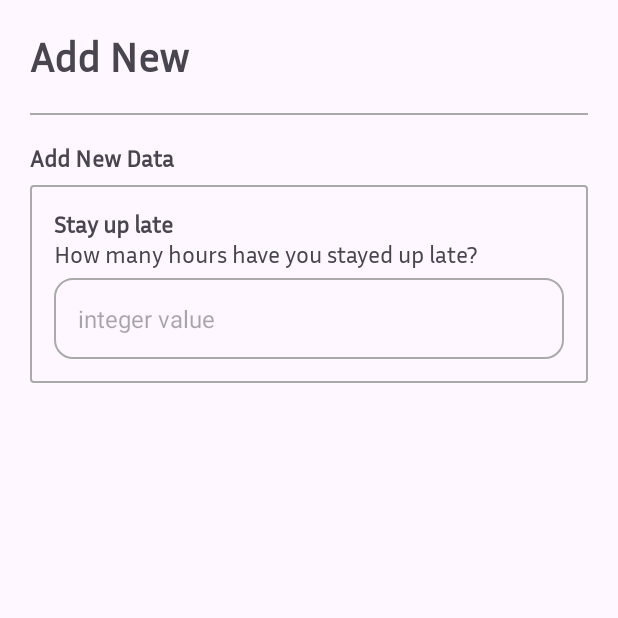
After one commit to Compfest-AIdea/mobile-application, an Android app: the AddActivity screen opened directly, with no data from a screen before it, on a phone screen of 412 x 824 dp, the top half of it. The commit adds this screen. Run offline under Robolectric (Android 15) with nearby library versions, the phone set to English and light mode, and no system bars.

Commit message:
add add activity and its fragment

```diff
--- a/app/src/main/AndroidManifest.xml
+++ b/app/src/main/AndroidManifest.xml
@@ -12,6 +12,9 @@
         android:supportsRtl="true"
         android:theme="@style/Theme.AIApplication"
         tools:targetApi="31">
+        <activity
+            android:name=".ui.activity.AddActivity"
+            android:exported="false" />
         <activity
             android:name=".ui.activity.MainActivity"
             android:exported="false" />
--- /dev/null
+++ b/app/src/main/java/com/compfest/aiapplication/ui/activity/AddActivity.kt
@@ -0,0 +1,25 @@
+package com.compfest.aiapplication.ui.activity
+
+import androidx.appcompat.app.AppCompatActivity
+import android.os.Bundle
+import android.view.View
+import androidx.core.view.marginStart
+import com.compfest.aiapplication.R
+import com.compfest.aiapplication.databinding.ActivityAddBinding
+import com.compfest.aiapplication.ui.fragment.AddFragmentOne
+import com.compfest.aiapplication.ui.fragment.HomeFragment
+
+class AddActivity : AppCompatActivity() {
+    private lateinit var binding: ActivityAddBinding
+    override fun onCreate(savedInstanceState: Bundle?) {
+        super.onCreate(savedInstanceState)
+        binding = ActivityAddBinding.inflate(layoutInflater)
+        setContentView(binding.root)
+
+        binding.toolbar1.ivLogo.visibility = View.GONE
+        binding.toolbar1.tvAppName.text = "Add New"
+        supportFragmentManager.beginTransaction()
+            .add(binding.fragmentContainer.id, AddFragmentOne())
+            .commit()
+    }
+}
--- a/app/src/main/java/com/compfest/aiapplication/ui/activity/MainActivity.kt
+++ b/app/src/main/java/com/compfest/aiapplication/ui/activity/MainActivity.kt
@@ -1,5 +1,6 @@
 package com.compfest.aiapplication.ui.activity
 
+import android.content.Intent
 import android.os.Build
 import android.os.Bundle
 import android.view.MenuItem
@@ -31,6 +32,9 @@ class MainActivity : AppCompatActivity(), NavigationBarView.OnItemSelectedListen
 
         binding.bottomNavView.menu.getItem(1).isEnabled = false
         binding.bottomNavView.setOnItemSelectedListener(this)
+        binding.fabAddNew.setOnClickListener {
+            startActivity(Intent(this, AddActivity::class.java))
+        }
 
         supportFragmentManager.beginTransaction()
             .add(binding.fragmentContainer.id, HomeFragment())
--- /dev/null
+++ b/app/src/main/java/com/compfest/aiapplication/ui/fragment/AddFragmentOne.kt
@@ -0,0 +1,60 @@
+package com.compfest.aiapplication.ui.fragment
+
+import android.os.Bundle
+import androidx.fragment.app.Fragment
+import android.view.LayoutInflater
+import android.view.View
+import android.view.ViewGroup
+import com.compfest.aiapplication.R
+
+// TODO: Rename parameter arguments, choose names that match
+// the fragment initialization parameters, e.g. ARG_ITEM_NUMBER
+private const val ARG_PARAM1 = "param1"
+private const val ARG_PARAM2 = "param2"
+
+/**
+ * A simple [Fragment] subclass.
+ * Use the [AddFragmentOne.newInstance] factory method to
+ * create an instance of this fragment.
+ */
+class AddFragmentOne : Fragment() {
+    // TODO: Rename and change types of parameters
+    private var param1: String? = null
+    private var param2: String? = null
+
+    override fun onCreate(savedInstanceState: Bundle?) {
+        super.onCreate(savedInstanceState)
+        arguments?.let {
+            param1 = it.getString(ARG_PARAM1)
+            param2 = it.getString(ARG_PARAM2)
+        }
+    }
+
+    override fun onCreateView(
+        inflater: LayoutInflater, container: ViewGroup?,
+        savedInstanceState: Bundle?
+    ): View? {
+        // Inflate the layout for this fragment
+        return inflater.inflate(R.layout.fragment_add_one, container, false)
+    }
+
+    companion object {
+        /**
+         * Use this factory method to create a new instance of
+         * this fragment using the provided parameters.
+         *
+         * @param param1 Parameter 1.
+         * @param param2 Parameter 2.
+         * @return A new instance of fragment AddFragmentOne.
+         */
+        // TODO: Rename and change types and number of parameters
+        @JvmStatic
+        fun newInstance(param1: String, param2: String) =
+            AddFragmentOne().apply {
+                arguments = Bundle().apply {
+                    putString(ARG_PARAM1, param1)
+                    putString(ARG_PARAM2, param2)
+                }
+            }
+    }
+}
--- /dev/null
+++ b/app/src/main/res/drawable/rounded_frame_input_bkg.xml
@@ -0,0 +1,6 @@
+<?xml version="1.0" encoding="utf-8"?>
+<shape xmlns:android="http://schemas.android.com/apk/res/android">
+    <stroke android:width="1dp" android:color="@android:color/darker_gray"/>
+    <corners android:radius="12dp"/>
+
+</shape>
--- /dev/null
+++ b/app/src/main/res/layout/activity_add.xml
@@ -0,0 +1,34 @@
+<?xml version="1.0" encoding="utf-8"?>
+<androidx.constraintlayout.widget.ConstraintLayout xmlns:android="http://schemas.android.com/apk/res/android"
+    xmlns:app="http://schemas.android.com/apk/res-auto"
+    xmlns:tools="http://schemas.android.com/tools"
+    android:layout_width="match_parent"
+    android:layout_height="match_parent"
+    tools:context=".ui.activity.AddActivity">
+
+    <include
+        android:id="@+id/toolbar1"
+        layout="@layout/toolbar" />
+
+    <com.google.android.material.divider.MaterialDivider
+        android:layout_width="match_parent"
+        android:layout_height="wrap_content"
+        android:layout_marginStart="20dp"
+        android:layout_marginEnd="20dp"
+        app:dividerColor="@android:color/darker_gray"
+        app:dividerThickness="1dp"
+        app:layout_constraintTop_toBottomOf="@id/toolbar1" />
+
+    <androidx.fragment.app.FragmentContainerView
+        android:id="@+id/fragment_container"
+        android:layout_width="0dp"
+        android:layout_height="wrap_content"
+        android:layout_marginTop="20dp"
+        android:layout_marginStart="20dp"
+        android:layout_marginEnd="20dp"
+        app:layout_constraintStart_toStartOf="parent"
+        app:layout_constraintEnd_toEndOf="parent"
+        app:layout_constraintTop_toBottomOf="@id/toolbar1"
+        tools:layout="@layout/fragment_add_one" />
+
+</androidx.constraintlayout.widget.ConstraintLayout>
--- /dev/null
+++ b/app/src/main/res/layout/fragment_add_one.xml
@@ -0,0 +1,56 @@
+<?xml version="1.0" encoding="utf-8"?>
+<androidx.constraintlayout.widget.ConstraintLayout xmlns:android="http://schemas.android.com/apk/res/android"
+    xmlns:app="http://schemas.android.com/apk/res-auto"
+    xmlns:tools="http://schemas.android.com/tools"
+    android:layout_width="match_parent"
+    android:layout_height="match_parent"
+    tools:context=".ui.fragment.AddFragmentOne">
+
+    <androidx.appcompat.widget.AppCompatTextView
+        android:id="@+id/tv_title_activity_list"
+        android:layout_width="match_parent"
+        android:layout_height="wrap_content"
+        android:fontFamily="@font/font_inria_sans"
+        android:text="Add New Data"
+        android:textSize="16sp"
+        android:textStyle="bold"
+        app:layout_constraintEnd_toEndOf="parent"
+        app:layout_constraintStart_toStartOf="parent"
+        app:layout_constraintTop_toTopOf="parent" />
+
+    <androidx.appcompat.widget.LinearLayoutCompat
+        android:id="@+id/container_activity_list"
+        android:layout_width="match_parent"
+        android:layout_height="wrap_content"
+        android:layout_marginTop="8dp"
+        android:padding="16dp"
+        android:background="@drawable/rounded_frame_bkg"
+        app:layout_constraintEnd_toEndOf="parent"
+        app:layout_constraintStart_toStartOf="parent"
+        app:layout_constraintTop_toBottomOf="@id/tv_title_activity_list"
+        android:orientation="vertical">
+        <androidx.appcompat.widget.AppCompatTextView
+            android:layout_width="match_parent"
+            android:layout_height="wrap_content"
+            android:fontFamily="@font/font_inria_sans"
+            android:text="Stay up late"
+            android:textSize="16sp"
+            android:textStyle="bold" />
+        <androidx.appcompat.widget.AppCompatTextView
+            android:layout_width="match_parent"
+            android:layout_height="wrap_content"
+            android:fontFamily="@font/font_inria_sans"
+            android:text="How many hours have you stayed up late?"
+            android:textSize="16sp" />
+        <androidx.appcompat.widget.AppCompatEditText
+            android:layout_width="match_parent"
+            android:layout_height="wrap_content"
+            android:layout_marginTop="6dp"
+            android:background="@drawable/rounded_frame_input_bkg"
+            android:hint="integer value"
+            android:padding="16dp"
+            android:textSize="16sp" />
+
+    </androidx.appcompat.widget.LinearLayoutCompat>
+
+</androidx.constraintlayout.widget.ConstraintLayout>
--- a/app/src/main/res/layout/toolbar.xml
+++ b/app/src/main/res/layout/toolbar.xml
@@ -3,36 +3,29 @@
     xmlns:app="http://schemas.android.com/apk/res-auto"
     android:layout_width="match_parent"
     android:layout_height="wrap_content"
-    android:background="@android:color/transparent"
-    android:paddingBottom="20dp">
-    <androidx.constraintlayout.widget.ConstraintLayout
+    android:background="@android:color/transparent">
+
+    <androidx.appcompat.widget.LinearLayoutCompat
         android:layout_width="match_parent"
         android:layout_height="wrap_content"
-        android:layout_marginStart="20dp"
-        android:layout_marginTop="20dp"
-        android:layout_marginEnd="20dp"
+        android:layout_margin="20dp"
         android:orientation="horizontal">
 
         <ImageView
             android:id="@+id/iv_logo"
             android:layout_width="50dp"
             android:layout_height="50dp"
-            android:src="@drawable/ic_profile"
-            app:layout_constraintBottom_toBottomOf="parent"
-            app:layout_constraintStart_toStartOf="parent"
-            app:layout_constraintTop_toTopOf="parent" />
+            android:layout_marginEnd="20dp"
+            android:src="@drawable/ic_profile" />
         <TextView
             android:id="@+id/tv_app_name"
             android:layout_width="wrap_content"
             android:layout_height="wrap_content"
-            android:layout_marginStart="16dp"
+            android:layout_gravity="center_vertical"
             android:fontFamily="@font/font_inria_sans"
             android:text="Hello, name"
             android:textSize="28sp"
-            android:textStyle="bold"
-            app:layout_constraintBottom_toBottomOf="@+id/iv_logo"
-            app:layout_constraintStart_toEndOf="@+id/iv_logo"
-            app:layout_constraintTop_toTopOf="@+id/iv_logo" />
-    </androidx.constraintlayout.widget.ConstraintLayout>
+            android:textStyle="bold" />
+    </androidx.appcompat.widget.LinearLayoutCompat>
 
 </com.google.android.material.appbar.MaterialToolbar>
```
